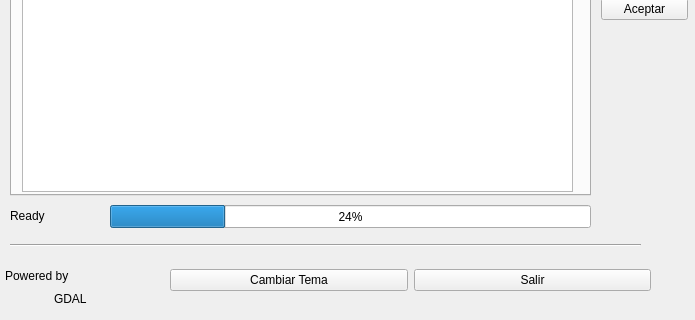
Above: ui/mainwindow.ui from laar19/KmlShpConvert before the change; both pictures show x 0 to 695 and y 184 to 504 of the 695 by 504 pixel window. Below: the same form after it.
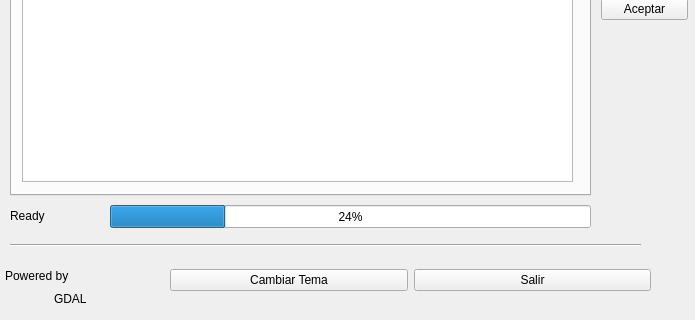
That is the form after the change. The open tabs and pages were chosen to show the change. Icons and pictures are not drawn.

Diff of the .ui file:
```diff
--- a/ui/mainwindow.ui
+++ b/ui/mainwindow.ui
@@ -36,7 +36,7 @@
         <x>10</x>
         <y>10</y>
         <width>551</width>
-        <height>311</height>
+        <height>301</height>
        </rect>
       </property>
       <layout class="QVBoxLayout" name="verticalLayout_3">
```
